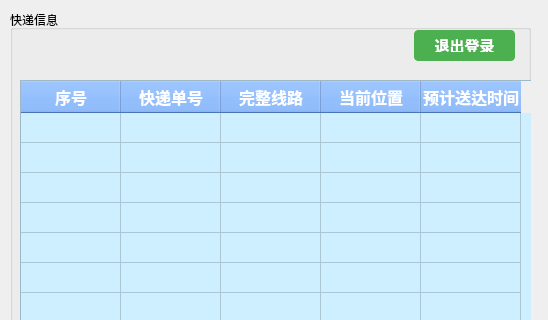
This is modules/deliveryman/deliveryman_main.ui in gfzyl/Parcel-System as Qt 5 draws it before an edit; both pictures show x 0 to 548 and y 0 to 320 of the 548 by 504 pixel window. The edited form follows.
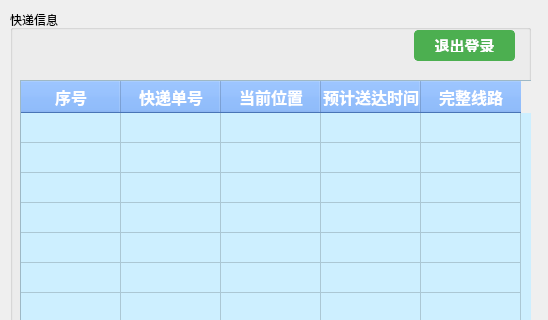
This is the edited form.

```diff
--- a/modules/deliveryman/deliveryman_main.ui
+++ b/modules/deliveryman/deliveryman_main.ui
@@ -179,11 +179,6 @@
       <string>快递单号</string>
      </property>
     </column>
-    <column>
-     <property name="text">
-      <string>完整线路</string>
-     </property>
-    </column>
     <column>
      <property name="text">
       <string>当前位置</string>
@@ -194,6 +189,11 @@
       <string>预计送达时间</string>
      </property>
     </column>
+    <column>
+     <property name="text">
+      <string>完整线路</string>
+     </property>
+    </column>
    </widget>
    <widget class="QWidget" name="layoutWidget">
     <property name="geometry">
```
